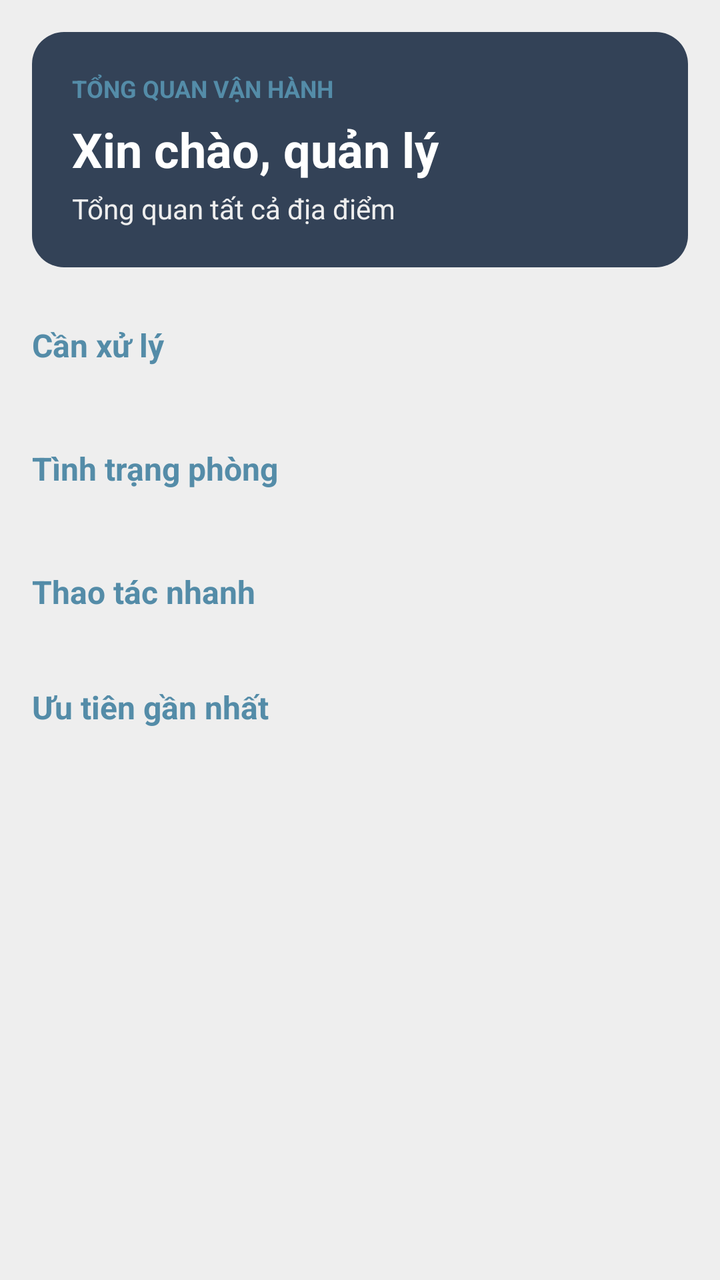
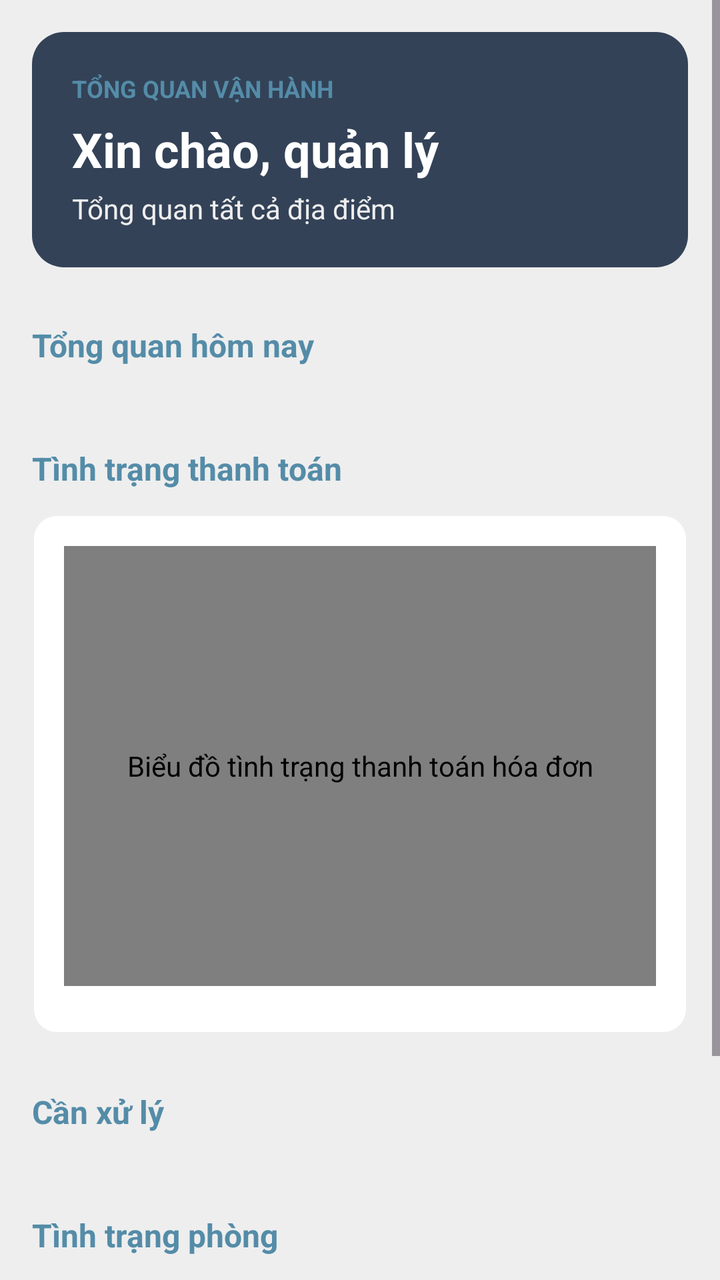

Before-and-after screenshots of an Android layout around one commit, followed by the original layout XML and the change that was made.
<!-- AndroidManifest.xml: application theme Theme.Rentaly_Management -->
<!-- res/layout/fragment_dashboard.xml -->
<?xml version="1.0" encoding="utf-8"?>
<ScrollView xmlns:android="http://schemas.android.com/apk/res/android"
    android:layout_width="match_parent"
    android:layout_height="match_parent"
    android:background="@color/background"
    android:fillViewport="true">

    <LinearLayout
        android:layout_width="match_parent"
        android:layout_height="wrap_content"
        android:orientation="vertical"
        android:padding="16dp">

        <LinearLayout
            android:layout_width="match_parent"
            android:layout_height="wrap_content"
            android:background="@drawable/dashboard_header"
            android:orientation="vertical"
            android:padding="20dp">

            <TextView
                android:layout_width="match_parent"
                android:layout_height="wrap_content"
                android:text="@string/dashboard_header_label"
                android:textColor="@color/primary"
                android:textSize="12sp"
                android:textStyle="bold" />

            <TextView
                android:id="@+id/dashboard_greeting"
                android:layout_width="match_parent"
                android:layout_height="wrap_content"
                android:layout_marginTop="6dp"
                android:text="@string/dashboard_greeting_default"
                android:textColor="@color/white"
                android:textSize="24sp"
                android:textStyle="bold" />

            <TextView
                android:id="@+id/dashboard_scope"
                android:layout_width="match_parent"
                android:layout_height="wrap_content"
                android:layout_marginTop="4dp"
                android:text="@string/dashboard_all_locations"
                android:textColor="@color/background"
                android:textSize="14sp" />
        </LinearLayout>

        <ProgressBar
            android:id="@+id/dashboard_loading"
            android:layout_width="wrap_content"
            android:layout_height="wrap_content"
            android:layout_gravity="center"
            android:layout_marginTop="16dp"
            android:contentDescription="@string/dashboard_loading"
            android:visibility="gone" />

        <TextView
            android:id="@+id/dashboard_error"
            android:layout_width="match_parent"
            android:layout_height="wrap_content"
            android:layout_marginTop="12dp"
            android:background="@drawable/user_detail_card"
            android:padding="16dp"
            android:textColor="@color/secondary"
            android:visibility="gone" />

        <TextView
            android:layout_width="match_parent"
            android:layout_height="wrap_content"
            android:layout_marginTop="28dp"
            android:text="@string/dashboard_attention_title"
            android:textColor="@color/primary"
            android:textSize="16sp"
            android:textStyle="bold" />

        <LinearLayout
            android:id="@+id/dashboard_attention"
            android:layout_width="match_parent"
            android:layout_height="wrap_content"
            android:layout_marginTop="12dp"
            android:orientation="vertical" />

        <TextView
            android:layout_width="match_parent"
            android:layout_height="wrap_content"
            android:layout_marginTop="28dp"
            android:text="@string/dashboard_rooms_title"
            android:textColor="@color/primary"
            android:textSize="16sp"
            android:textStyle="bold" />

        <LinearLayout
            android:id="@+id/dashboard_rooms"
            android:layout_width="match_parent"
            android:layout_height="wrap_content"
            android:layout_marginTop="12dp"
            android:orientation="vertical" />

        <TextView
            android:layout_width="match_parent"
            android:layout_height="wrap_content"
            android:layout_marginTop="28dp"
            android:text="@string/dashboard_quick_actions_title"
            android:textColor="@color/primary"
            android:textSize="16sp"
            android:textStyle="bold" />

        <LinearLayout
            android:id="@+id/dashboard_actions"
            android:layout_width="match_parent"
            android:layout_height="wrap_content"
            android:layout_marginTop="8dp"
            android:orientation="vertical" />

        <TextView
            android:layout_width="match_parent"
            android:layout_height="wrap_content"
            android:layout_marginTop="28dp"
            android:text="@string/dashboard_priority_title"
            android:textColor="@color/primary"
            android:textSize="16sp"
            android:textStyle="bold" />

        <LinearLayout
            android:id="@+id/dashboard_priority"
            android:layout_width="match_parent"
            android:layout_height="wrap_content"
            android:layout_marginTop="12dp"
            android:orientation="vertical" />
    </LinearLayout>
</ScrollView>
<!-- resources referenced by this layout -->
<resources>
  <color name="background">#EEEEEE</color>
  <color name="primary">#548CA8</color>
  <color name="secondary">#476072</color>
  <color name="white">#FFFFFFFF</color>
  <!-- drawable dashboard_header (drawable) -->
  <?xml version="1.0" encoding="utf-8"?>
  <shape xmlns:android="http://schemas.android.com/apk/res/android" android:shape="rectangle">
      <solid android:color="@color/dark_navy" />
      <corners android:radius="16dp" />
  </shape>
  <!-- drawable user_detail_card (drawable) -->
  <?xml version="1.0" encoding="utf-8"?>
  <shape xmlns:android="http://schemas.android.com/apk/res/android" android:shape="rectangle">
      <solid android:color="@color/white" />
      <corners android:radius="12dp" />
      <stroke android:width="1dp" android:color="@color/background" />
  </shape>
  <string name="dashboard_all_locations">Tổng quan tất cả địa điểm</string>
  <string name="dashboard_attention_title">Cần xử lý</string>
  <string name="dashboard_greeting_default">Xin chào, quản lý</string>
  <string name="dashboard_header_label">TỔNG QUAN VẬN HÀNH</string>
  <string name="dashboard_loading">Đang tải tổng quan</string>
  <string name="dashboard_priority_title">Ưu tiên gần nhất</string>
  <string name="dashboard_quick_actions_title">Thao tác nhanh</string>
  <string name="dashboard_rooms_title">Tình trạng phòng</string>
  <style name="Theme.Rentaly_Management" parent="Base.Theme.Rentaly_Management" />
  <color name="dark_navy">#334257</color>
  <style name="Base.Theme.Rentaly_Management" parent="Theme.Material3.DayNight.NoActionBar">
          
          
      </style>
</resources>

<!-- the commit's change to res/layout/fragment_dashboard.xml (unified diff, before → after) -->
@@ -69,6 +69,54 @@
             android:layout_width="match_parent"
             android:layout_height="wrap_content"
             android:layout_marginTop="28dp"
+            android:text="@string/dashboard_kpis_title"
+            android:textColor="@color/primary"
+            android:textSize="16sp"
+            android:textStyle="bold" />
+
+        <LinearLayout
+            android:id="@+id/dashboard_kpis"
+            android:layout_width="match_parent"
+            android:layout_height="wrap_content"
+            android:layout_marginTop="12dp"
+            android:orientation="vertical" />
+
+        <TextView
+            android:layout_width="match_parent"
+            android:layout_height="wrap_content"
+            android:layout_marginTop="28dp"
+            android:text="@string/dashboard_payment_title"
+            android:textColor="@color/primary"
+            android:textSize="16sp"
+            android:textStyle="bold" />
+
+        <LinearLayout
+            android:id="@+id/dashboard_payment_card"
+            android:layout_width="match_parent"
+            android:layout_height="wrap_content"
+            android:layout_marginTop="12dp"
+            android:background="@drawable/user_detail_card"
+            android:orientation="vertical"
+            android:padding="16dp">
+
+            <com.android_dev.rentaly_management.View.DonutChartView
+                android:id="@+id/dashboard_payment_chart"
+                android:layout_width="match_parent"
+                android:layout_height="220dp"
+                android:contentDescription="@string/dashboard_payment_chart_description" />
+
+            <LinearLayout
+                android:id="@+id/dashboard_payment_legend"
+                android:layout_width="match_parent"
+                android:layout_height="wrap_content"
+                android:layout_marginTop="8dp"
+                android:orientation="vertical" />
+        </LinearLayout>
+
+        <TextView
+            android:layout_width="match_parent"
+            android:layout_height="wrap_content"
+            android:layout_marginTop="28dp"
             android:text="@string/dashboard_attention_title"
             android:textColor="@color/primary"
             android:textSize="16sp"
<!-- resource entries referenced after the edit -->
@@ -21,7 +21,10 @@
   <string name="dashboard_attention_title">Cần xử lý</string>
   <string name="dashboard_greeting_default">Xin chào, quản lý</string>
   <string name="dashboard_header_label">TỔNG QUAN VẬN HÀNH</string>
+  <string name="dashboard_kpis_title">Tổng quan hôm nay</string>
   <string name="dashboard_loading">Đang tải tổng quan</string>
+  <string name="dashboard_payment_chart_description">Biểu đồ tình trạng thanh toán hóa đơn</string>
+  <string name="dashboard_payment_title">Tình trạng thanh toán</string>
   <string name="dashboard_priority_title">Ưu tiên gần nhất</string>
   <string name="dashboard_quick_actions_title">Thao tác nhanh</string>
   <string name="dashboard_rooms_title">Tình trạng phòng</string>
